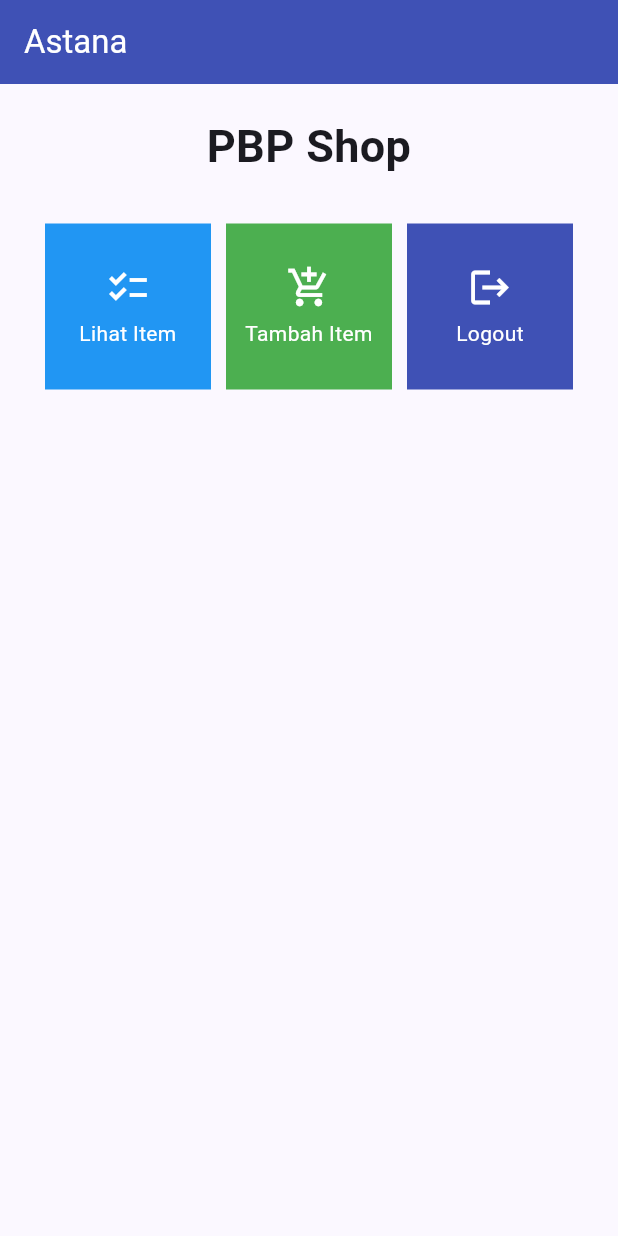
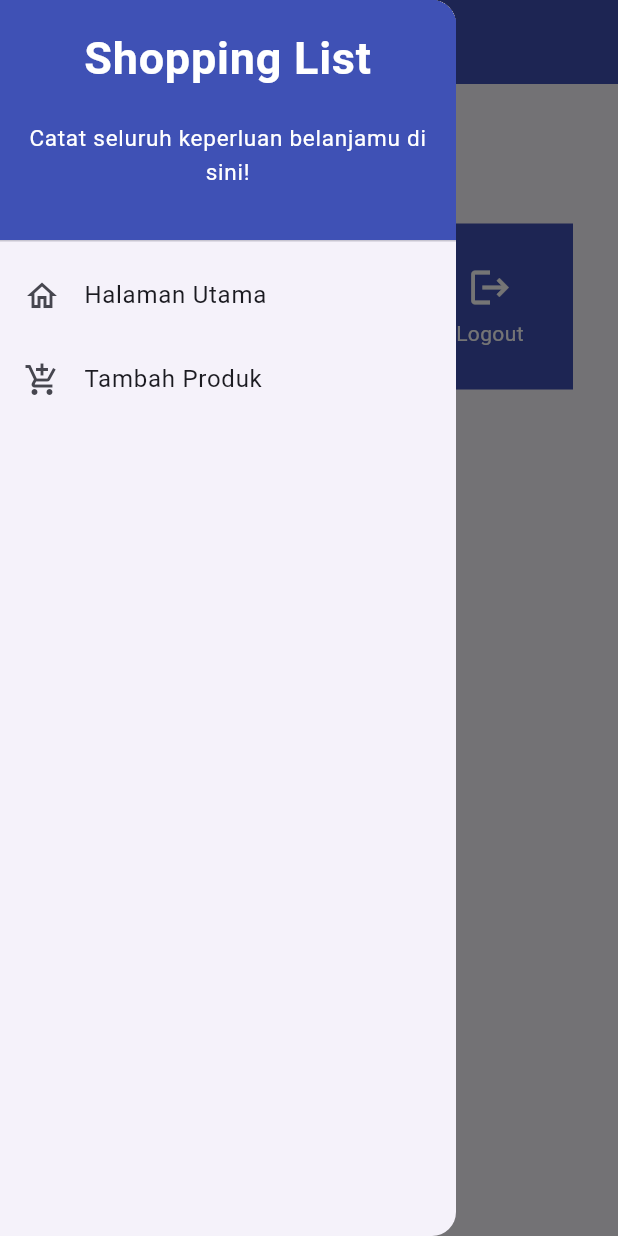
Before and after one commit to aaronmlin/astana, a Flutter app: the screen it shows after launch, with the side drawer open (before the commit the screen has no drawer), on a phone screen of 412 x 824 dp. Run offline on Flutter 3.47's test engine with Material 2 defaults, Android fonts, the phone set to English and light mode, and no system bars.

Commit message:
finished tugas 8

```diff
--- a/lib/main.dart
+++ b/lib/main.dart
@@ -1,5 +1,5 @@
 import 'package:flutter/material.dart';
-import 'package:astana/menu.dart';
+import 'package:astana/screens/menu.dart';
 
 void main() {
   runApp(const MyApp());
@@ -12,7 +12,7 @@
   @override
   Widget build(BuildContext context) {
     return MaterialApp(
-      title: 'Flutter Demo',
+      title: 'Astana',
       theme: ThemeData(
         colorScheme: ColorScheme.fromSeed(seedColor: Colors.indigo),        useMaterial3: true,
       ),
--- a/lib/menu.dart
+++ /dev/null
@@ -1,115 +0,0 @@
-import 'package:flutter/material.dart';
-
-class ShopItem {
-  final String name;
-  final IconData icon;
-  final Color color;
-
-  ShopItem(this.name, this.icon, this.color);
-}
-
-
-
-class ShopCard extends StatelessWidget {
-  final ShopItem item;
-
-  const ShopCard(this.item, {super.key});
-
-  @override
-  Widget build(BuildContext context) {
-    return Material(
-      color: item.color, // Use the specified color
-      child: InkWell(
-        onTap: () {
-          ScaffoldMessenger.of(context)
-            ..hideCurrentSnackBar()
-            ..showSnackBar(SnackBar(
-              content: Text("Kamu telah menekan tombol ${item.name}!"),
-            ));
-        },
-        child: Container(
-          padding: const EdgeInsets.all(8),
-          child: Center(
-            child: Column(
-              mainAxisAlignment: MainAxisAlignment.center,
-              children: [
-                Icon(
-                  item.icon,
-                  color: Colors.white,
-                  size: 30.0,
-                ),
-                const Padding(padding: EdgeInsets.all(3)),
-                Text(
-                  item.name,
-                  textAlign: TextAlign.center,
-                  style: const TextStyle(color: Colors.white),
-                ),
-              ],
-            ),
-          ),
-        ),
-      ),
-    );
-  }
-}
-
-class MyHomePage extends StatelessWidget {
-    MyHomePage({Key? key}) : super(key: key);
-
-    final List<ShopItem> items = [
-    ShopItem("Lihat Item", Icons.checklist, Colors.blue), // Specify different colors
-    ShopItem("Tambah Item", Icons.add_shopping_cart, Colors.green),
-    ShopItem("Logout", Icons.logout, Colors.indigo),
-];
-
-
-    @override
-    Widget build(BuildContext context) {
-        return Scaffold(
-      appBar: AppBar(
-        title: const Text(
-          'Astana',
-        ),
-        backgroundColor: Colors.indigo,
-        foregroundColor: Colors.white,
-      ),
-      body: SingleChildScrollView(
-        // Widget wrapper yang dapat discroll
-        child: Padding(
-          padding: const EdgeInsets.all(10.0), // Set padding dari halaman
-          child: Column(
-            // Widget untuk menampilkan children secara vertikal
-            children: <Widget>[
-              const Padding(
-                padding: EdgeInsets.only(top: 10.0, bottom: 10.0),
-                // Widget Text untuk menampilkan tulisan dengan alignment center dan style yang sesuai
-                child: Text(
-                  'PBP Shop', // Text yang menandakan toko
-                  textAlign: TextAlign.center,
-                  style: TextStyle(
-                    fontSize: 30,
-                    fontWeight: FontWeight.bold,
-                  ),
-                ),
-              ),
-              // Grid layout
-              GridView.count(
-                // Container pada card kita.
-                primary: true,
-                padding: const EdgeInsets.all(20),
-                crossAxisSpacing: 10,
-                mainAxisSpacing: 10,
-                crossAxisCount: 3,
-                shrinkWrap: true,
-                children: items.map((ShopItem item) {
-                  // Iterasi untuk setiap item
-                  return ShopCard(item);
-                }).toList(),
-              ),
-            ],
-          ),
-        ),
-      ),
-    );
-    }
-}
--- /dev/null
+++ b/lib/screens/menu.dart
@@ -0,0 +1,69 @@
+import 'package:flutter/material.dart';
+import 'package:astana/screens/shoplist_form.dart';
+import 'package:astana/widgets/shop_card.dart';
+import 'package:astana/widgets/left_drawer.dart';
+
+
+
+class MyHomePage extends StatelessWidget {
+    MyHomePage({Key? key}) : super(key: key);
+
+    final List<ShopItem> items = [
+    ShopItem("Lihat Item", Icons.checklist, Colors.blue),
+    ShopItem("Tambah Item", Icons.add_shopping_cart, Colors.green),
+    ShopItem("Logout", Icons.logout, Colors.indigo),
+];
+
+
+     @override
+  Widget build(BuildContext context) {
+    return Scaffold(
+      appBar: AppBar(
+        title: const Text(
+            'Shopping Art',
+          ),
+          backgroundColor: Colors.indigo,
+          foregroundColor: Colors.white,
+        ),
+          // Masukkan drawer sebagai parameter nilai drawer dari widget Scaffold
+          drawer: const LeftDrawer(),
+          body: SingleChildScrollView(
+            // Widget wrapper yang dapat discroll
+            child: Padding(
+          padding: const EdgeInsets.all(10.0), // Set padding dari halaman
+          child: Column(
+            // Widget untuk menampilkan children secara vertikal
+            children: <Widget>[
+              const Padding(
+                padding: EdgeInsets.only(top: 10.0, bottom: 10.0),
+                // Widget Text untuk menampilkan tulisan dengan alignment center dan style yang sesuai
+                child: Text(
+                  'PBP Shop', // Text yang menandakan toko
+                  textAlign: TextAlign.center,
+                  style: TextStyle(
+                    fontSize: 30,
+                    fontWeight: FontWeight.bold,
+                  ),
+                ),
+              ),
+              // Grid layout
+              GridView.count(
+                // Container pada card kita.
+                primary: true,
+                padding: const EdgeInsets.all(20),
+                crossAxisSpacing: 10,
+                mainAxisSpacing: 10,
+                crossAxisCount: 3,
+                shrinkWrap: true,
+                children: items.map((ShopItem item) {
+                  // Iterasi untuk setiap item
+                  return ShopCard(item);
+                }).toList(),
+              ),
+            ],
+          ),
+        ),
+      ),
+    );
+  }
+}
--- /dev/null
+++ b/lib/widgets/left_drawer.dart
@@ -0,0 +1,73 @@
+import 'package:flutter/material.dart';
+import 'package:astana/screens/menu.dart';
+import 'package:astana/screens/shoplist_form.dart';
+
+class LeftDrawer extends StatelessWidget {
+  const LeftDrawer({super.key});
+
+  @override
+  Widget build(BuildContext context) {
+    return Drawer(
+      child: ListView(
+        children: [
+          const DrawerHeader(
+            decoration: BoxDecoration(
+              color: Colors.indigo,
+            ),
+            child: Column(
+              children: [
+                Text(
+                  'Shopping List',
+                  textAlign: TextAlign.center,
+                  style: TextStyle(
+                    fontSize: 30,
+                    fontWeight: FontWeight.bold,
+                    color: Colors.white,
+                  ),
+                ),
+                Padding(padding: EdgeInsets.all(10)),
+                Text("Catat seluruh keperluan belanjamu di sini!",
+                    // TODO: Tambahkan gaya teks dengan center alignment, font ukuran 15, warna putih, dan weight biasa
+                    textAlign: TextAlign.center,
+                    style: TextStyle(
+                      fontSize: 15,
+                      fontWeight: FontWeight.normal,
+                      color: Colors.white,
+                    )),
+              ],
+            ),
+          ),
+          // TODO: Bagian routing
+          ListTile(
+            leading: const Icon(Icons.home_outlined),
+            title: const Text('Halaman Utama'),
+            // Bagian redirection ke MyHomePage
+            onTap: () {
+              Navigator.pushReplacement(
+                  context,
+                  MaterialPageRoute(
+                    builder: (context) => MyHomePage(),
+                  ));
+            },
+          ),
+          ListTile(
+            leading: const Icon(Icons.add_shopping_cart),
+            title: const Text('Tambah Produk'),
+            // Bagian redirection ke ShopFormPage
+            onTap: () {
+              /*
+              TODO: Buatlah routing ke ShopFormPage di sini,
+              setelah halaman ShopFormPage sudah dibuat.
+              */
+              Navigator.push(
+                  context,
+                  MaterialPageRoute(
+                    builder: (context) => ShopFormPage(),
+                  ));
+            },
+          ),
+        ],
+      ),
+    );
+  }
+}
--- /dev/null
+++ b/lib/widgets/shop_card.dart
@@ -0,0 +1,73 @@
+import 'package:flutter/material.dart';
+import 'package:astana/screens/see_products.dart';
+import 'package:astana/screens/shoplist_form.dart';
+
+
+class ShopItem {
+  final String name;
+  final IconData icon;
+  final Color color;
+
+  ShopItem(this.name, this.icon, this.color);
+}
+
+
+
+class ShopCard extends StatelessWidget {
+  final ShopItem item;
+
+  const ShopCard(this.item, {super.key});
+
+  @override
+  Widget build(BuildContext context) {
+    return Material(
+      color: item.color, // Use the specified color
+      child: InkWell(
+        onTap: () {
+          // Memunculkan SnackBar ketika diklik
+          ScaffoldMessenger.of(context)
+            ..hideCurrentSnackBar()
+            ..showSnackBar(SnackBar(
+                content: Text("Kamu telah menekan tombol ${item.name}!")));
+          // Navigate ke route yang sesuai (tergantung jenis tombol)
+          if (item.name == "Tambah Produk") {
+            // TODO: Gunakan Navigator.push untuk melakukan navigasi ke MaterialPageRoute yang mencakup ShopFormPage.
+            Navigator.push(
+              context,
+              MaterialPageRoute(builder: (context) => ShopFormPage()),
+            );
+          }
+          if (item.name == "Lihat Produk") {
+            Navigator.push(
+              context,
+              MaterialPageRoute(
+                  builder: (context) => ProductListPage(products: productList)),
+            );
+          }
+
+        },
+        child: Container(
+          padding: const EdgeInsets.all(8),
+          child: Center(
+            child: Column(
+              mainAxisAlignment: MainAxisAlignment.center,
+              children: [
+                Icon(
+                  item.icon,
+                  color: Colors.white,
+                  size: 30.0,
+                ),
+                const Padding(padding: EdgeInsets.all(3)),
+                Text(
+                  item.name,
+                  textAlign: TextAlign.center,
+                  style: const TextStyle(color: Colors.white),
+                ),
+              ],
+            ),
+          ),
+        ),
+      ),
+    );
+  }
+}
```
Also changed, not shown: lib/models/product.dart (added, +7 -0 lines), lib/screens/see_products.dart (added, +28 -0 lines), lib/screens/shoplist_form.dart (added, +172 -0 lines).
